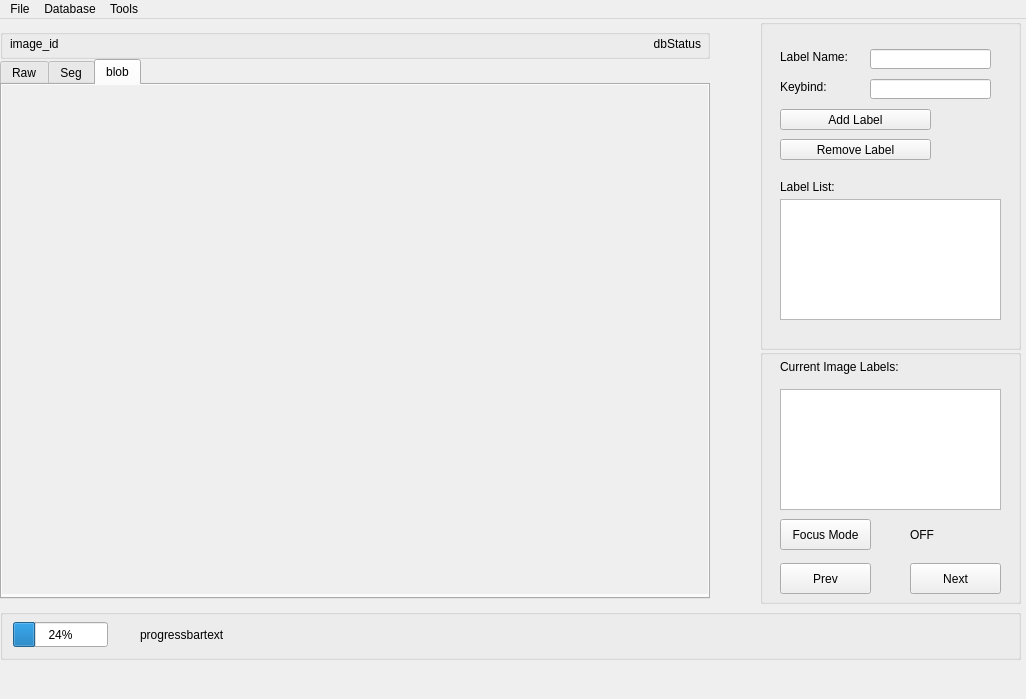
Old version of the form labeling_tool_main.ui in the repository Seekerzero/labeling_tool.
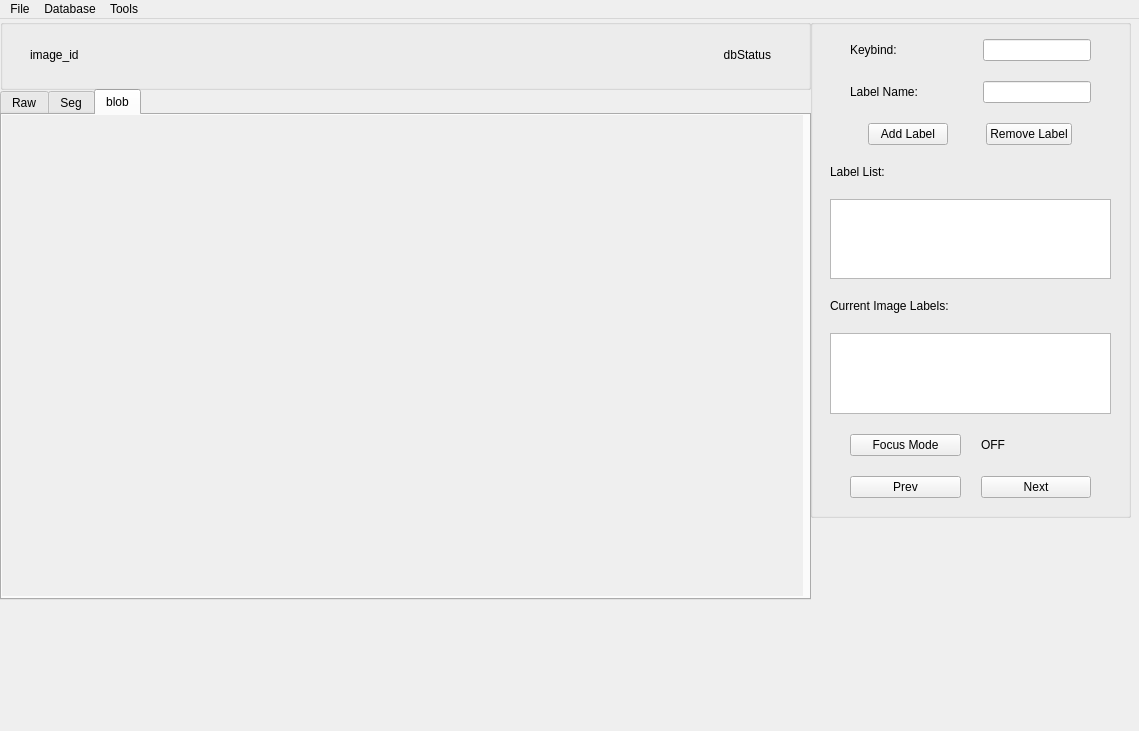
New version of the form.

Patch:
```diff
--- a/labeling_tool_main.ui
+++ b/labeling_tool_main.ui
@@ -6,8 +6,8 @@
    <rect>
     <x>0</x>
     <y>0</y>
-    <width>1026</width>
-    <height>699</height>
+    <width>1139</width>
+    <height>731</height>
    </rect>
   </property>
   <property name="contextMenuPolicy">
@@ -17,15 +17,283 @@
    <string>Labeling Tool</string>
   </property>
   <widget class="QWidget" name="centralwidget">
+   <widget class="QGroupBox" name="rightGroupBox">
+    <property name="geometry">
+     <rect>
+      <x>810</x>
+      <y>0</y>
+      <width>321</width>
+      <height>499</height>
+     </rect>
+    </property>
+    <property name="sizePolicy">
+     <sizepolicy hsizetype="Expanding" vsizetype="Minimum">
+      <horstretch>0</horstretch>
+      <verstretch>0</verstretch>
+     </sizepolicy>
+    </property>
+    <property name="minimumSize">
+     <size>
+      <width>0</width>
+      <height>321</height>
+     </size>
+    </property>
+    <property name="contextMenuPolicy">
+     <enum>Qt::ContextMenuPolicy::NoContextMenu</enum>
+    </property>
+    <property name="layoutDirection">
+     <enum>Qt::LayoutDirection::LeftToRight</enum>
+    </property>
+    <property name="autoFillBackground">
+     <bool>false</bool>
+    </property>
+    <property name="styleSheet">
+     <string notr="true"/>
+    </property>
+    <property name="title">
+     <string/>
+    </property>
+    <property name="alignment">
+     <set>Qt::AlignmentFlag::AlignCenter</set>
+    </property>
+    <property name="flat">
+     <bool>true</bool>
+    </property>
+    <widget class="QWidget" name="verticalLayoutWidget">
+     <property name="geometry">
+      <rect>
+       <x>20</x>
+       <y>20</y>
+       <width>281</width>
+       <height>459</height>
+      </rect>
+     </property>
+     <layout class="QVBoxLayout" name="verticalLayout">
+      <property name="spacing">
+       <number>20</number>
+      </property>
+      <item>
+       <layout class="QHBoxLayout" name="keybindHLayout">
+        <property name="spacing">
+         <number>20</number>
+        </property>
+        <property name="leftMargin">
+         <number>20</number>
+        </property>
+        <property name="rightMargin">
+         <number>20</number>
+        </property>
+        <item>
+         <widget class="QLabel" name="keyBindTitle">
+          <property name="text">
+           <string>Keybind:</string>
+          </property>
+          <property name="scaledContents">
+           <bool>true</bool>
+          </property>
+         </widget>
+        </item>
+        <item>
+         <widget class="QLineEdit" name="keyBindEdit">
+          <property name="sizePolicy">
+           <sizepolicy hsizetype="Fixed" vsizetype="Fixed">
+            <horstretch>0</horstretch>
+            <verstretch>0</verstretch>
+           </sizepolicy>
+          </property>
+         </widget>
+        </item>
+       </layout>
+      </item>
+      <item>
+       <layout class="QHBoxLayout" name="labelNameHLayout">
+        <property name="spacing">
+         <number>20</number>
+        </property>
+        <property name="leftMargin">
+         <number>20</number>
+        </property>
+        <property name="rightMargin">
+         <number>20</number>
+        </property>
+        <item>
+         <widget class="QLabel" name="labelNameTitle">
+          <property name="text">
+           <string>Label Name:</string>
+          </property>
+          <property name="scaledContents">
+           <bool>true</bool>
+          </property>
+         </widget>
+        </item>
+        <item>
+         <widget class="QLineEdit" name="labelNameEdit">
+          <property name="sizePolicy">
+           <sizepolicy hsizetype="Maximum" vsizetype="Fixed">
+            <horstretch>0</horstretch>
+            <verstretch>0</verstretch>
+           </sizepolicy>
+          </property>
+         </widget>
+        </item>
+       </layout>
+      </item>
+      <item>
+       <layout class="QHBoxLayout" name="horizontalLayout">
+        <property name="spacing">
+         <number>20</number>
+        </property>
+        <property name="leftMargin">
+         <number>20</number>
+        </property>
+        <property name="rightMargin">
+         <number>20</number>
+        </property>
+        <item>
+         <widget class="QPushButton" name="addLabelButton">
+          <property name="sizePolicy">
+           <sizepolicy hsizetype="Fixed" vsizetype="Fixed">
+            <horstretch>0</horstretch>
+            <verstretch>0</verstretch>
+           </sizepolicy>
+          </property>
+          <property name="text">
+           <string>Add Label</string>
+          </property>
+         </widget>
+        </item>
+        <item>
+         <widget class="QPushButton" name="removeLabelButton">
+          <property name="sizePolicy">
+           <sizepolicy hsizetype="Fixed" vsizetype="Fixed">
+            <horstretch>0</horstretch>
+            <verstretch>0</verstretch>
+           </sizepolicy>
+          </property>
+          <property name="text">
+           <string>Remove Label</string>
+          </property>
+         </widget>
+        </item>
+       </layout>
+      </item>
+      <item>
+       <widget class="QLabel" name="labelListTitle">
+        <property name="sizePolicy">
+         <sizepolicy hsizetype="Minimum" vsizetype="Minimum">
+          <horstretch>0</horstretch>
+          <verstretch>0</verstretch>
+         </sizepolicy>
+        </property>
+        <property name="text">
+         <string>Label List:</string>
+        </property>
+        <property name="scaledContents">
+         <bool>true</bool>
+        </property>
+       </widget>
+      </item>
+      <item>
+       <widget class="QListWidget" name="labelList">
+        <property name="sizePolicy">
+         <sizepolicy hsizetype="Expanding" vsizetype="Expanding">
+          <horstretch>0</horstretch>
+          <verstretch>0</verstretch>
+         </sizepolicy>
+        </property>
+        <property name="layoutDirection">
+         <enum>Qt::LayoutDirection::LeftToRight</enum>
+        </property>
+       </widget>
+      </item>
+      <item>
+       <widget class="QLabel" name="curImageLabelTitle">
+        <property name="text">
+         <string>Current Image Labels:</string>
+        </property>
+        <property name="scaledContents">
+         <bool>true</bool>
+        </property>
+       </widget>
+      </item>
+      <item>
+       <widget class="QListWidget" name="curImageLabelsList"/>
+      </item>
+      <item>
+       <layout class="QHBoxLayout" name="focusModeHLayout">
+        <property name="spacing">
+         <number>20</number>
+        </property>
+        <property name="leftMargin">
+         <number>20</number>
+        </property>
+        <property name="rightMargin">
+         <number>20</number>
+        </property>
+        <item>
+         <widget class="QPushButton" name="focusModeButton">
+          <property name="text">
+           <string>Focus Mode</string>
+          </property>
+         </widget>
+        </item>
+        <item>
+         <widget class="QLabel" name="focusStatus_2">
+          <property name="text">
+           <string>OFF</string>
+          </property>
+          <property name="scaledContents">
+           <bool>true</bool>
+          </property>
+         </widget>
+        </item>
+       </layout>
+      </item>
+      <item>
+       <layout class="QHBoxLayout" name="imageSwitchButtonHLayout">
+        <property name="spacing">
+         <number>20</number>
+        </property>
+        <property name="leftMargin">
+         <number>20</number>
+        </property>
+        <property name="rightMargin">
+         <number>20</number>
+        </property>
+        <item>
+         <widget class="QPushButton" name="prevImageButton">
+          <property name="text">
+           <string>Prev</string>
+          </property>
+         </widget>
+        </item>
+        <item>
+         <widget class="QPushButton" name="nextImageButton">
+          <property name="text">
+           <string>Next</string>
+          </property>
+         </widget>
+        </item>
+       </layout>
+      </item>
+     </layout>
+    </widget>
+   </widget>
    <widget class="QTabWidget" name="imageTab">
     <property name="geometry">
      <rect>
       <x>0</x>
-      <y>40</y>
-      <width>710</width>
-      <height>540</height>
+      <y>70</y>
+      <width>811</width>
+      <height>511</height>
      </rect>
     </property>
+    <property name="sizePolicy">
+     <sizepolicy hsizetype="Expanding" vsizetype="Minimum">
+      <horstretch>0</horstretch>
+      <verstretch>0</verstretch>
+     </sizepolicy>
+    </property>
     <property name="currentIndex">
      <number>2</number>
     </property>
@@ -104,8 +372,8 @@
        <rect>
         <x>0</x>
         <y>0</y>
-        <width>706</width>
-        <height>509</height>
+        <width>801</width>
+        <height>481</height>
        </rect>
       </property>
       <property name="sizePolicy">
@@ -126,335 +394,64 @@
      </widget>
     </widget>
    </widget>
-   <widget class="QGroupBox" name="rightUpperGroupBox">
-    <property name="geometry">
-     <rect>
-      <x>760</x>
-      <y>0</y>
-      <width>261</width>
-      <height>331</height>
-     </rect>
-    </property>
-    <property name="minimumSize">
-     <size>
-      <width>0</width>
-      <height>321</height>
-     </size>
-    </property>
-    <property name="contextMenuPolicy">
-     <enum>Qt::NoContextMenu</enum>
-    </property>
-    <property name="layoutDirection">
-     <enum>Qt::LeftToRight</enum>
-    </property>
-    <property name="autoFillBackground">
-     <bool>false</bool>
-    </property>
-    <property name="styleSheet">
-     <string notr="true"/>
-    </property>
-    <property name="title">
-     <string/>
-    </property>
-    <property name="alignment">
-     <set>Qt::AlignCenter</set>
-    </property>
-    <property name="flat">
-     <bool>true</bool>
-    </property>
-    <widget class="QListWidget" name="labelList">
-     <property name="geometry">
-      <rect>
-       <x>20</x>
-       <y>180</y>
-       <width>221</width>
-       <height>121</height>
-      </rect>
-     </property>
-    </widget>
-    <widget class="QLabel" name="labelListTitle">
-     <property name="geometry">
-      <rect>
-       <x>20</x>
-       <y>160</y>
-       <width>91</width>
-       <height>16</height>
-      </rect>
-     </property>
-     <property name="text">
-      <string>Label List:</string>
-     </property>
-     <property name="scaledContents">
-      <bool>true</bool>
-     </property>
-    </widget>
-    <widget class="QPushButton" name="addLabelButton">
-     <property name="geometry">
-      <rect>
-       <x>20</x>
-       <y>90</y>
-       <width>151</width>
-       <height>21</height>
-      </rect>
-     </property>
-     <property name="text">
-      <string>Add Label</string>
-     </property>
-    </widget>
-    <widget class="QLineEdit" name="keyBindEdit">
-     <property name="geometry">
-      <rect>
-       <x>110</x>
-       <y>60</y>
-       <width>121</width>
-       <height>20</height>
-      </rect>
-     </property>
-    </widget>
-    <widget class="QLabel" name="keyBindTitle">
-     <property name="geometry">
-      <rect>
-       <x>20</x>
-       <y>60</y>
-       <width>71</width>
-       <height>16</height>
-      </rect>
-     </property>
-     <property name="text">
-      <string>Keybind:</string>
-     </property>
-     <property name="scaledContents">
-      <bool>true</bool>
-     </property>
-    </widget>
-    <widget class="QLineEdit" name="labelNameEdit">
-     <property name="geometry">
-      <rect>
-       <x>110</x>
-       <y>30</y>
-       <width>121</width>
-       <height>20</height>
-      </rect>
-     </property>
-    </widget>
-    <widget class="QLabel" name="labelNameTitle">
-     <property name="geometry">
-      <rect>
-       <x>20</x>
-       <y>30</y>
-       <width>91</width>
-       <height>16</height>
-      </rect>
-     </property>
-     <property name="text">
-      <string>Label Name:</string>
-     </property>
-     <property name="scaledContents">
-      <bool>true</bool>
-     </property>
-    </widget>
-    <widget class="QPushButton" name="removeLabelButton">
-     <property name="geometry">
-      <rect>
-       <x>20</x>
-       <y>120</y>
-       <width>151</width>
-       <height>21</height>
-      </rect>
-     </property>
-     <property name="text">
-      <string>Remove Label</string>
-     </property>
-    </widget>
-   </widget>
    <widget class="QGroupBox" name="upperGroupBox">
+    <property name="enabled">
+     <bool>true</bool>
+    </property>
     <property name="geometry">
      <rect>
       <x>0</x>
-      <y>10</y>
-      <width>710</width>
-      <height>30</height>
+      <y>0</y>
+      <width>811</width>
+      <height>71</height>
      </rect>
     </property>
     <property name="title">
      <string/>
     </property>
-    <widget class="QLabel" name="dbStatus">
-     <property name="geometry">
-      <rect>
-       <x>480</x>
-       <y>0</y>
-       <width>221</width>
-       <height>30</height>
-      </rect>
-     </property>
-     <property name="text">
-      <string>dbStatus</string>
-     </property>
-     <property name="scaledContents">
-      <bool>true</bool>
-     </property>
-     <property name="alignment">
-      <set>Qt::AlignRight|Qt::AlignTrailing|Qt::AlignVCenter</set>
-     </property>
-    </widget>
-    <widget class="QLabel" name="imageIDCount">
+    <widget class="QWidget" name="horizontalLayoutWidget_6">
      <property name="geometry">
       <rect>
        <x>10</x>
-       <y>0</y>
-       <width>341</width>
-       <height>30</height>
-      </rect>
-     </property>
-     <property name="text">
-      <string>image_id</string>
-     </property>
-     <property name="scaledContents">
-      <bool>true</bool>
-     </property>
-    </widget>
-   </widget>
-   <widget class="QGroupBox" name="rightBelowGroupBox">
-    <property name="geometry">
-     <rect>
-      <x>760</x>
-      <y>330</y>
-      <width>261</width>
-      <height>255</height>
-     </rect>
-    </property>
-    <property name="title">
-     <string/>
-    </property>
-    <widget class="QLabel" name="curImageLabelTitle">
-     <property name="geometry">
-      <rect>
-       <x>20</x>
-       <y>10</y>
-       <width>171</width>
-       <height>16</height>
-      </rect>
-     </property>
-     <property name="text">
-      <string>Current Image Labels:</string>
-     </property>
-     <property name="scaledContents">
-      <bool>true</bool>
-     </property>
-    </widget>
-    <widget class="QListWidget" name="curImageLabelsList">
-     <property name="geometry">
-      <rect>
-       <x>20</x>
-       <y>40</y>
-       <width>221</width>
-       <height>121</height>
-      </rect>
-     </property>
-    </widget>
-    <widget class="QPushButton" name="prevImageButton">
-     <property name="geometry">
-      <rect>
-       <x>20</x>
-       <y>214</y>
-       <width>91</width>
+       <y>20</y>
+       <width>781</width>
        <height>31</height>
       </rect>
      </property>
-     <property name="text">
-      <string>Prev</string>
-     </property>
-    </widget>
-    <widget class="QPushButton" name="nextImageButton">
-     <property name="geometry">
-      <rect>
-       <x>150</x>
-       <y>214</y>
-       <width>91</width>
-       <height>31</height>
-      </rect>
-     </property>
-     <property name="text">
-      <string>Next</string>
-     </property>
-    </widget>
-    <widget class="QPushButton" name="focusModeButton">
-     <property name="geometry">
-      <rect>
-       <x>20</x>
-       <y>170</y>
-       <width>91</width>
-       <height>31</height>
-      </rect>
-     </property>
-     <property name="text">
-      <string>Focus Mode</string>
-     </property>
-    </widget>
-    <widget class="QLabel" name="focusStatus">
-     <property name="geometry">
-      <rect>
-       <x>150</x>
-       <y>170</y>
-       <width>81</width>
-       <height>31</height>
-      </rect>
-     </property>
-     <property name="text">
-      <string>OFF</string>
-     </property>
-     <property name="scaledContents">
-      <bool>true</bool>
-     </property>
-    </widget>
-   </widget>
-   <widget class="QGroupBox" name="bottomGroupBox">
-    <property name="geometry">
-     <rect>
-      <x>0</x>
-      <y>590</y>
-      <width>1021</width>
-      <height>51</height>
-     </rect>
-    </property>
-    <property name="autoFillBackground">
-     <bool>true</bool>
-    </property>
-    <property name="title">
-     <string/>
-    </property>
-    <widget class="QProgressBar" name="bottomProgressBar">
-     <property name="geometry">
-      <rect>
-       <x>13</x>
-       <y>13</y>
-       <width>95</width>
-       <height>25</height>
-      </rect>
-     </property>
-     <property name="value">
-      <number>24</number>
-     </property>
-    </widget>
-    <widget class="QLabel" name="progressBarText">
-     <property name="geometry">
-      <rect>
-       <x>140</x>
-       <y>13</y>
-       <width>311</width>
-       <height>25</height>
-      </rect>
-     </property>
-     <property name="text">
-      <string>progressbartext</string>
-     </property>
-     <property name="scaledContents">
-      <bool>true</bool>
-     </property>
-     <property name="alignment">
-      <set>Qt::AlignLeading|Qt::AlignLeft|Qt::AlignVCenter</set>
-     </property>
+     <layout class="QHBoxLayout" name="topInfoHLayout">
+      <property name="spacing">
+       <number>20</number>
+      </property>
+      <property name="leftMargin">
+       <number>20</number>
+      </property>
+      <property name="rightMargin">
+       <number>20</number>
+      </property>
+      <item>
+       <widget class="QLabel" name="imageIDCount">
+        <property name="text">
+         <string>image_id</string>
+        </property>
+        <property name="scaledContents">
+         <bool>true</bool>
+        </property>
+       </widget>
+      </item>
+      <item>
+       <widget class="QLabel" name="dbStatus">
+        <property name="text">
+         <string>dbStatus</string>
+        </property>
+        <property name="scaledContents">
+         <bool>true</bool>
+        </property>
+        <property name="alignment">
+         <set>Qt::AlignmentFlag::AlignRight|Qt::AlignmentFlag::AlignTrailing|Qt::AlignmentFlag::AlignVCenter</set>
+        </property>
+       </widget>
+      </item>
+     </layout>
     </widget>
    </widget>
   </widget>
@@ -463,8 +460,8 @@
     <rect>
      <x>0</x>
      <y>0</y>
-     <width>1026</width>
-     <height>22</height>
+     <width>1139</width>
+     <height>21</height>
     </rect>
    </property>
    <widget class="QMenu" name="menuFile">
```
Left out of the diff: 6 changed lines with no effect on the pictures.
